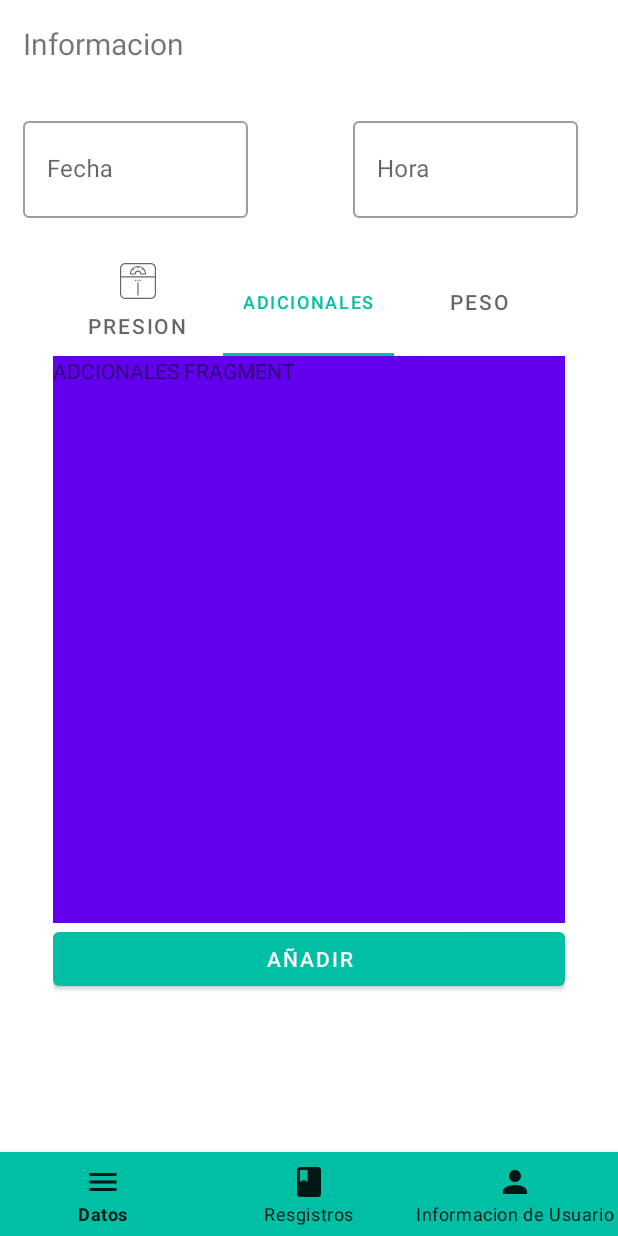
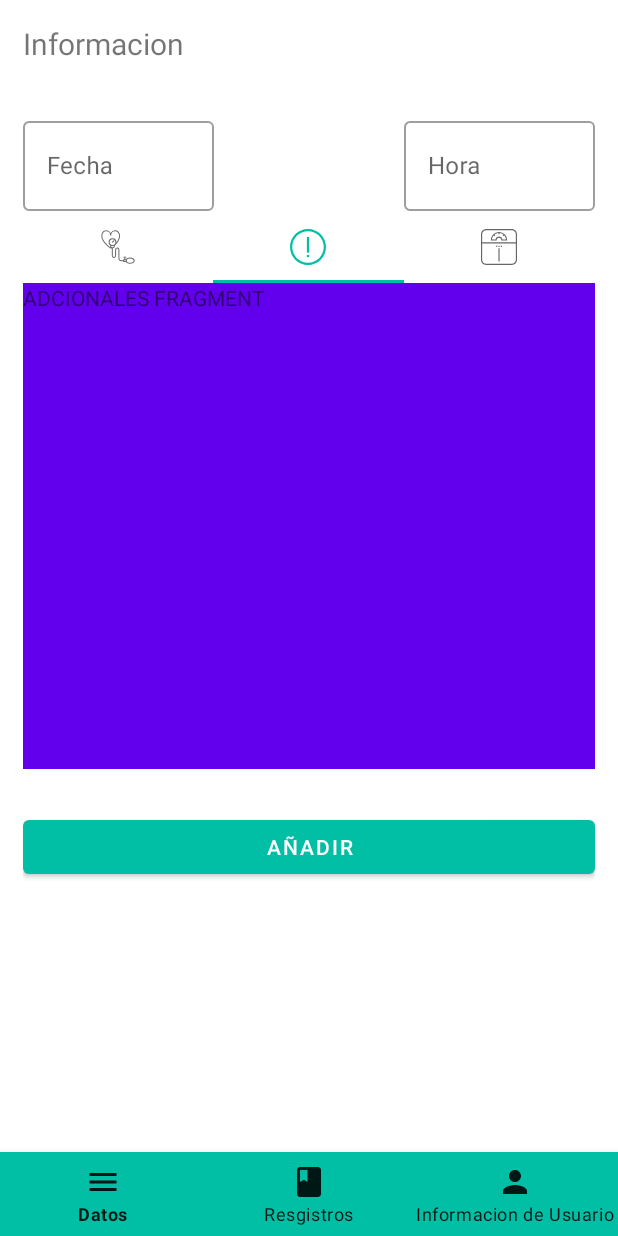
Before and after one commit to jmerino12/Mi-Salud-App, an Android app: the DatosFragment screen opened directly, with no data from a screen before it, tab 2 chosen, on a phone screen of 412 x 824 dp. Run offline under Robolectric (Android 15) with nearby library versions, the phone set to English and light mode, and no system bars; our stand-ins replace Firebase (no records; nobody signed in at launch, a user with empty details on screens opened directly); libraries missing offline, so code that uses them is left out: com.bigkoo.pickerview, com.contrarywind.listener, com.contrarywind.view; Roboto replaces fonts that are not available here; 19 statements that could not run were skipped.

Commit message:
Correciones en el fragment de Presion

```diff
--- a/app/build.gradle
+++ b/app/build.gradle
@@ -36,4 +36,6 @@ dependencies {
     androidTestImplementation 'androidx.test.ext:junit:1.1.1'
     androidTestImplementation 'androidx.test.espresso:espresso-core:3.2.0'
     implementation 'com.google.android.material:material:1.1.0'
+    implementation 'com.contrarywind:Android-PickerView:4.1.9'
+    implementation 'com.contrarywind:wheelview:4.1.0'
 }
--- a/app/src/main/java/com/jonathan/proyectopit2/DatosFragment.java
+++ b/app/src/main/java/com/jonathan/proyectopit2/DatosFragment.java
@@ -110,8 +110,8 @@ public class DatosFragment extends Fragment {
         setUpViewerPager(viewPager);
         tab.setupWithViewPager(viewPager);
         tab.getTabAt(0).setIcon(R.drawable.ic_inspector);
-        tab.getTabAt(0).setIcon(R.drawable.ic_atencion);
-        tab.getTabAt(0).setIcon(R.drawable.ic_escala);
+        tab.getTabAt(1).setIcon(R.drawable.ic_atencion);
+        tab.getTabAt(2).setIcon(R.drawable.ic_escala);
         tab.addOnTabSelectedListener(new TabLayout.OnTabSelectedListener() {
             @Override
             public void onTabSelected(TabLayout.Tab tab) {
@@ -133,9 +133,9 @@ public class DatosFragment extends Fragment {
     private void setUpViewerPager(ViewPager viewPager) {
         PagerController adapter = new PagerController(getChildFragmentManager(),0);
 
-        adapter.addFragment(new PresionFragment(),"Presion");
-        adapter.addFragment(new AdicionalesFragment(),"Adicionales");
-        adapter.addFragment(new PesoFragment(),"Peso");
+        adapter.addFragment(new PresionFragment(),"");
+        adapter.addFragment(new AdicionalesFragment(),"");
+        adapter.addFragment(new PesoFragment(),"");
 
         viewPager.setAdapter(adapter);
 
--- a/app/src/main/java/com/jonathan/proyectopit2/tabs/PresionFragment.java
+++ b/app/src/main/java/com/jonathan/proyectopit2/tabs/PresionFragment.java
@@ -1,5 +1,6 @@
 package com.jonathan.proyectopit2.tabs;
 
+import android.graphics.Color;
 import android.os.Bundle;
 
 import androidx.fragment.app.Fragment;
@@ -7,8 +8,17 @@ import androidx.fragment.app.Fragment;
 import android.view.LayoutInflater;
 import android.view.View;
 import android.view.ViewGroup;
+import android.widget.Toast;
 
+import com.bigkoo.pickerview.adapter.ArrayWheelAdapter;
+import com.contrarywind.listener.OnItemSelectedListener;
+import com.contrarywind.view.WheelView;
 import com.jonathan.proyectopit2.R;
+
+import java.util.ArrayList;
+import java.util.List;
+
+
 
 /**
  * A simple {@link Fragment} subclass.
@@ -24,6 +34,39 @@ public class PresionFragment extends Fragment {
     public View onCreateView(LayoutInflater inflater, ViewGroup container,
                              Bundle savedInstanceState) {
         // Inflate the layout for this fragment
-        return inflater.inflate(R.layout.fragment_presion, container, false);
+        LayoutInflater lf = getActivity().getLayoutInflater();
+        View view =  lf.inflate(R.layout.fragment_presion, container, false);
+
+        WheelView wheelViewSistolic = view.findViewById(R.id.wheelviewSistolica);
+        WheelView wheelViewSistolic2 =view.findViewById(R.id.wheelviewSistolica2);
+        wheelViewSistolic.setTextSize(20);
+        wheelViewSistolic.setLineSpacingMultiplier(2f);
+        wheelViewSistolic.setDividerType(WheelView.DividerType.CIRCLE);
+        wheelViewSistolic.setTextColorCenter(Color.RED);
+        wheelViewSistolic.setDividerColor(Color.rgb(0,191,165));
+
+        wheelViewSistolic2.setTextSize(20);
+        wheelViewSistolic2.setLineSpacingMultiplier(2f);
+        wheelViewSistolic2.setDividerType(WheelView.DividerType.CIRCLE);
+        wheelViewSistolic2.setTextColorCenter(Color.RED);
+        wheelViewSistolic2.setDividerColor(Color.rgb(0,191,165));
+
+
+
+
+        final List<String> mOptionsItems = new ArrayList<>();
+        mOptionsItems.add("10");
+        mOptionsItems.add("20");
+        mOptionsItems.add("30");
+        mOptionsItems.add("40");
+        mOptionsItems.add("50");
+        mOptionsItems.add("60");
+        mOptionsItems.add("70");
+        wheelViewSistolic.setAdapter(new ArrayWheelAdapter(mOptionsItems));
+        wheelViewSistolic2.setAdapter(new ArrayWheelAdapter(mOptionsItems));
+
+
+
+        return view;
     }
 }
--- a/app/src/main/res/layout/fragment_datos.xml
+++ b/app/src/main/res/layout/fragment_datos.xml
@@ -28,58 +28,57 @@
     <RelativeLayout
         android:layout_marginTop="10dp"
         android:layout_width="match_parent"
-        android:layout_height="70dp">
+        android:layout_height="65dp">
+
         <com.google.android.material.textfield.TextInputLayout
             android:id="@+id/date"
-            android:layout_width="150dp"
+            style="@style/Widget.MaterialComponents.TextInputLayout.OutlinedBox"
+            android:layout_width="127dp"
             android:layout_height="match_parent"
-            android:layout_marginEnd="20dp"
-            android:hint="@string/fecha"
-            style="@style/Widget.MaterialComponents.TextInputLayout.OutlinedBox">
+            android:hint="@string/fecha">
+
             <com.google.android.material.textfield.TextInputEditText
                 android:id="@+id/fecha"
-                android:layout_width="match_parent"
+                android:layout_alignParentRight="true"
+                android:layout_centerVertical="true"
+                android:layout_width="127dp"
                 android:layout_height="match_parent" />
         </com.google.android.material.textfield.TextInputLayout>
+
         <com.google.android.material.textfield.TextInputLayout
-            android:layout_width="150dp"
-            android:layout_marginStart="50dp"
+            style="@style/Widget.MaterialComponents.TextInputLayout.OutlinedBox"
+            android:layout_width="127dp"
             android:layout_height="match_parent"
-            android:hint="@string/hora"
-            android:layout_toEndOf="@id/date"
-            style="@style/Widget.MaterialComponents.TextInputLayout.OutlinedBox">
+            android:layout_alignParentRight="true"
+            android:layout_centerVertical="true"
+            android:hint="@string/hora">
+
             <com.google.android.material.textfield.TextInputEditText
                 android:id="@+id/hora"
                 android:layout_width="match_parent"
                 android:layout_height="match_parent" />
         </com.google.android.material.textfield.TextInputLayout>
-
-
     </RelativeLayout>
-
     <LinearLayout
         android:layout_width="match_parent"
         android:layout_height="match_parent"
-        android:padding="20dp"
         android:orientation="vertical">
         <RelativeLayout
             android:layout_width="match_parent"
-            android:layout_height="450dp">
+            android:layout_height="400sp">
             <com.google.android.material.tabs.TabLayout
                 android:id="@+id/tabs"
                 android:layout_width="match_parent"
                 android:layout_height="wrap_content"
                 app:layout_constraintTop_toTopOf="parent"
                 tools:layout_editor_absoluteX="1dp">
-
             </com.google.android.material.tabs.TabLayout>
             <androidx.viewpager.widget.ViewPager
                 android:id="@+id/viewer"
                 android:layout_width="match_parent"
-                android:layout_height="match_parent"
-                android:layout_below="@+id/tabs"/>
+                android:layout_height="324dp"
+                android:layout_below="@+id/tabs" />
         </RelativeLayout>
-
         <Button
             android:layout_width="match_parent"
             android:layout_height="wrap_content"
--- a/app/src/main/res/layout/fragment_infousuario.xml
+++ b/app/src/main/res/layout/fragment_infousuario.xml
@@ -9,7 +9,7 @@
 
 <RelativeLayout
     android:layout_width="match_parent"
-    android:layout_height="300dp"
+    android:layout_height="200dp"
     android:padding="20dp"
     android:background="@color/colorAccent">
     <ImageView
```
Also changed, not shown: app/src/main/res/layout/fragment_presion.xml (+71 -7 lines).
